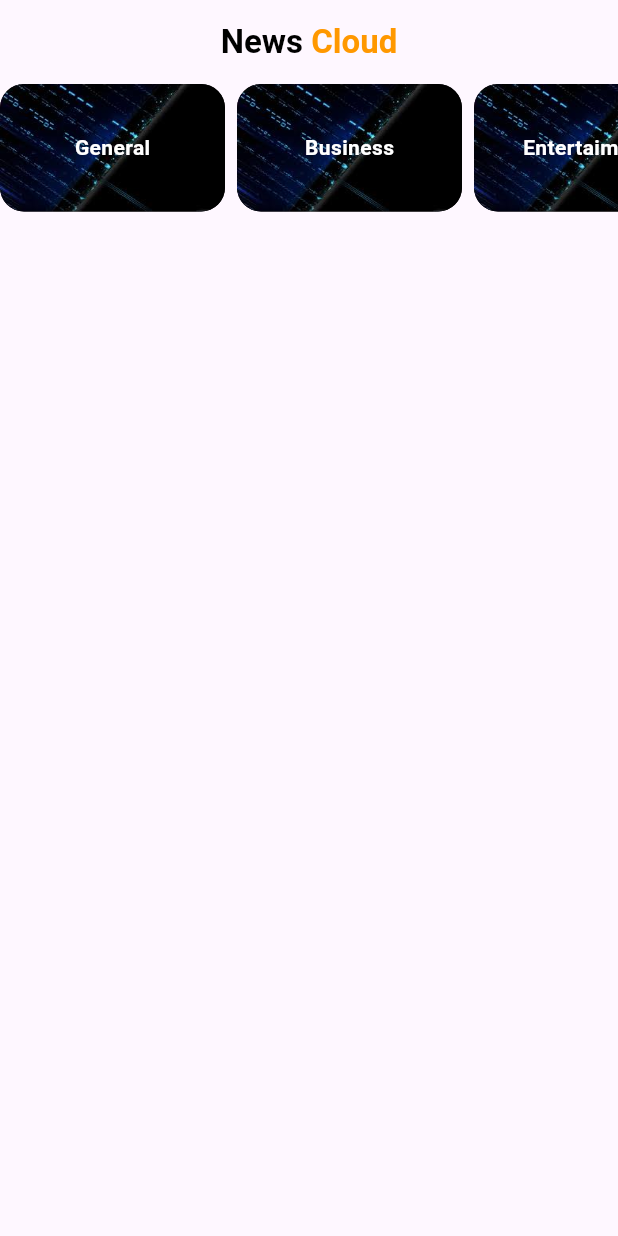
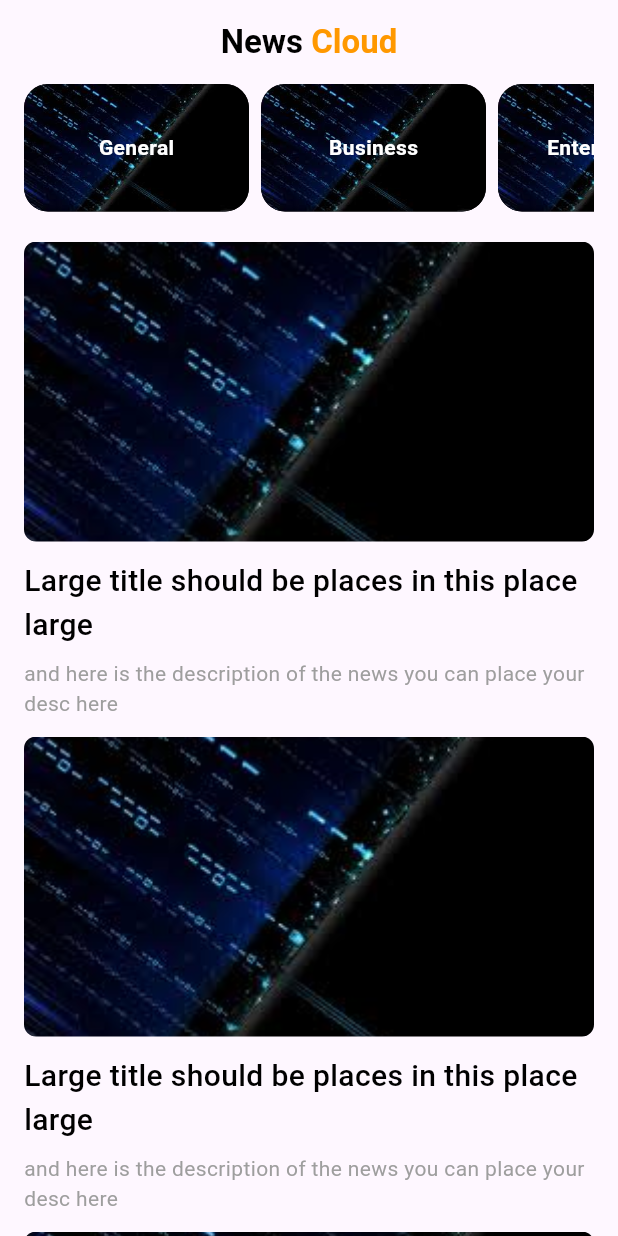
Before and after one commit to AGreynoon/news_app, a Flutter app: the screen it shows after launch, on a phone screen of 412 x 824 dp. Run offline on Flutter 3.47's test engine with Material 3 defaults, Android fonts, the phone set to English and light mode, and no system bars.

Commit message:
optimize home screen scrolling and enhancing performance

```diff
--- a/lib/views/home_view.dart
+++ b/lib/views/home_view.dart
@@ -1,5 +1,6 @@
 import 'package:flutter/material.dart';
 import 'package:news_app/widgets/categories_listview.dart';
+import 'package:news_app/widgets/news_listview.dart';
 
 class HomeView extends StatelessWidget {
   const HomeView({super.key});
@@ -30,7 +31,20 @@ class HomeView extends StatelessWidget {
         centerTitle: true,
         elevation: 0,
       ),
-      body: const CategoriesListview(),
+      body: Padding(
+        padding: const EdgeInsets.symmetric(horizontal: 16),
+        child: CustomScrollView(
+          slivers: [
+            const SliverToBoxAdapter(
+              child: CategoriesListview(),
+            ),
+            const SliverToBoxAdapter(child: SizedBox(height: 20)),
+            SliverList(
+                delegate: SliverChildBuilderDelegate(
+                    (context, index) => const NewsListview())),
+          ],
+        ),
+      ),
     );
   }
 }
--- /dev/null
+++ b/lib/widgets/news_listview.dart
@@ -0,0 +1,14 @@
+import 'package:flutter/material.dart';
+import 'package:news_app/widgets/news_tile.dart';
+
+class NewsListview extends StatelessWidget {
+  const NewsListview({super.key});
+
+  @override
+  Widget build(BuildContext context) {
+    return const Padding(
+      padding: EdgeInsets.only(bottom: 12),
+      child: NewsTile(),
+    );
+  }
+}
--- /dev/null
+++ b/lib/widgets/news_tile.dart
@@ -0,0 +1,44 @@
+import 'package:flutter/material.dart';
+
+class NewsTile extends StatelessWidget {
+  const NewsTile({super.key});
+
+  @override
+  Widget build(BuildContext context) {
+    return Column(
+      mainAxisSize: MainAxisSize.min,
+      children: [
+        ClipRRect(
+          borderRadius: BorderRadius.circular(8),
+          child: Image.asset(
+            'assets/technology.jpeg',
+            height: 200,
+            width: double.infinity,
+            fit: BoxFit.cover,
+          ),
+        ),
+        const SizedBox(
+          height: 12,
+        ),
+        const Text(
+          'Large title should be places in this place large',
+          maxLines: 2,
+          overflow: TextOverflow.ellipsis,
+          style: TextStyle(
+            color: Colors.black,
+            fontSize: 20,
+            fontWeight: FontWeight.w500,
+          ),
+        ),
+        const SizedBox(
+          height: 8,
+        ),
+        const Text(
+          'and here is the description of the news you can place your desc here',
+          maxLines: 2,
+          style: TextStyle(color: Colors.grey, fontSize: 14),
+        ),
+      ],
+    );
+  }
+}
```
